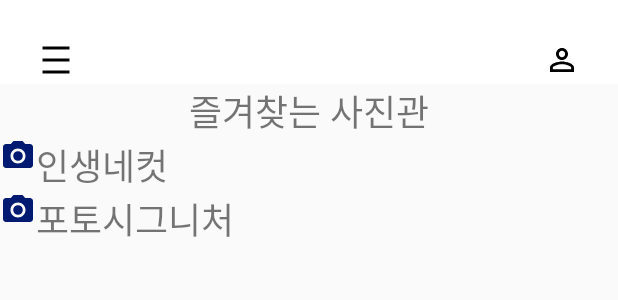
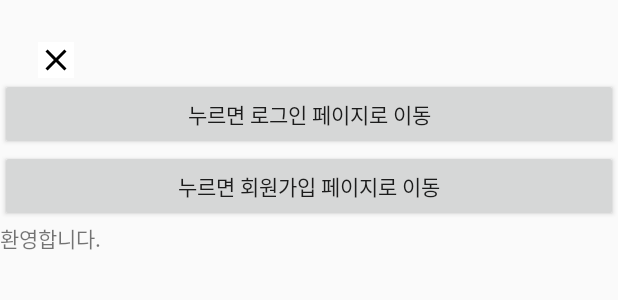
Before and after one commit to jjoo1229/mobilesoftware-team12, an Android app: the layout activity_main.xml on its own in the app's theme, with its tools: preview values and no code run, on a phone screen of 412 x 824 dp. Shown: the top 300 px of the screen. Run offline under Robolectric (Android 15) with nearby library versions, the phone set to English and light mode, and no system bars.

Commit message:
로그인/회원가입/비밀번호재설정 1차 구현

```diff
--- a/app/src/main/res/layout/activity_log_in.xml
+++ b/app/src/main/res/layout/activity_log_in.xml
@@ -30,9 +30,10 @@
         android:layout_marginTop="115dp"
         android:layout_marginBottom="30dp">
         <EditText
+            android:id="@+id/email_et"
             android:layout_width="290dp"
             android:layout_height="wrap_content"
-            android:hint="아이디를 입력해주세요."
+            android:hint="이메일을 입력해주세요."
             android:textSize="20sp"
             android:textColorHint="@color/gray"
             android:background="@drawable/input_border"
@@ -40,6 +41,7 @@
             android:layout_marginBottom="10dp"
             />
         <EditText
+            android:id="@+id/pwd_et"
             android:layout_width="290dp"
             android:layout_height="wrap_content"
             android:hint="비밀번호를 입력해주세요."
@@ -60,6 +62,7 @@
         android:textSize="20sp"
         android:layout_gravity="center"
         />
+    <!-- 아이디 찾기를 빼면? -->
     <LinearLayout
         android:layout_width="wrap_content"
         android:layout_height="wrap_content"
--- a/app/src/main/res/layout/activity_main.xml
+++ b/app/src/main/res/layout/activity_main.xml
@@ -1,71 +1,36 @@
 <?xml version="1.0" encoding="utf-8"?>
 <LinearLayout xmlns:android="http://schemas.android.com/apk/res/android"
+    xmlns:tools="http://schemas.android.com/tools"
     android:layout_width="match_parent"
     android:layout_height="match_parent"
-    android:orientation="vertical">
+    android:orientation="vertical"
+    tools:context=".LogInActivity">
 
-    <androidx.appcompat.widget.Toolbar
-        android:id="@+id/toolbar"
-        android:layout_width="match_parent"
-        android:layout_height="wrap_content"
-        android:background="@color/white">
     <ImageButton
         android:layout_width="wrap_content"
         android:layout_height="wrap_content"
-            android:src="@drawable/menu"
+        android:src="@drawable/close"
         android:background="@color/white"
         android:layout_marginLeft="25dp"
         android:layout_marginTop="28dp"
         />
-        <ImageButton
-            android:layout_width="wrap_content"
+    <Button
+        android:layout_width="match_parent"
         android:layout_height="wrap_content"
-            android:src="@drawable/mypage"
-            android:background="@color/white"
-            android:layout_gravity="right"
-            android:layout_marginRight="25dp"
-            android:layout_marginTop="28dp"
+        android:text="누르면 로그인 페이지로 이동"
+        android:id="@+id/moveToLogin"
         />
-    </androidx.appcompat.widget.Toolbar>
-
-
-    <TextView
-        android:layout_width="wrap_content"
+    <Button
+        android:layout_width="match_parent"
         android:layout_height="wrap_content"
-        android:text="즐겨찾는 사진관"
-        android:textSize="24sp"
-        android:layout_gravity="center"
-        />
-    <LinearLayout xmlns:android="http://schemas.android.com/apk/res/android"
-        android:layout_width="wrap_content"
-        android:layout_height="wrap_content"
-        android:orientation="horizontal">
-        <ImageView
-            android:src="@drawable/camera"
-            android:layout_width="wrap_content"
-            android:layout_height="wrap_content"
+        android:text="누르면 회원가입 페이지로 이동"
+        android:id="@+id/moveToSignIn"
         />
     <TextView
-            android:layout_width="wrap_content"
+        android:id="@+id/text"
+        android:layout_width="match_parent"
         android:layout_height="wrap_content"
-            android:text="인생네컷"
-            android:textSize="24sp"
+        android:text="환영합니다."
         />
+
 </LinearLayout>
-    <LinearLayout xmlns:android="http://schemas.android.com/apk/res/android"
-        android:layout_width="wrap_content"
-        android:layout_height="wrap_content"
-        android:orientation="horizontal">
-        <ImageView
-            android:src="@drawable/camera"
-            android:layout_width="wrap_content"
-            android:layout_height="wrap_content"
-            />
-        <TextView
-            android:layout_width="wrap_content"
-            android:layout_height="wrap_content"
-            android:text="포토시그니처"
-            android:textSize="24sp"
-            />
-    </LinearLayout>
-</LinearLayout>
--- a/build.gradle
+++ b/build.gradle
@@ -1,4 +1,8 @@
-// Top-level build file where you can add configuration options common to all sub-projects/modules.
+buildscript {
+    dependencies {
+        classpath 'com.google.gms:google-services:4.4.0'
+    }
+}// Top-level build file where you can add configuration options common to all sub-projects/modules.
 plugins {
 id 'com.android.application' version '8.1.1' apply false
     id 'org.jetbrains.kotlin.android' version '1.9.0' apply false
```
Also changed, not shown: app/build.gradle (+10 -0 lines), app/src/main/AndroidManifest.xml (+11 -1 lines), app/src/main/java/com/example/myapplication/FindPasswordActivity.kt (+25 -2 lines), app/src/main/java/com/example/myapplication/LogInActivity.kt (+24 -2 lines), app/src/main/java/com/example/myapplication/MainActivity.kt (+20 -11 lines), app/src/main/java/com/example/myapplication/SignInActivity.kt (+27 -7 lines), app/src/main/res/layout/activity_find_password.xml (+22 -21 lines), app/src/main/res/layout/activity_sign_in.xml (+38 -34 lines), 1 other file. Lines whose indentation alone changed are shown as unchanged.
